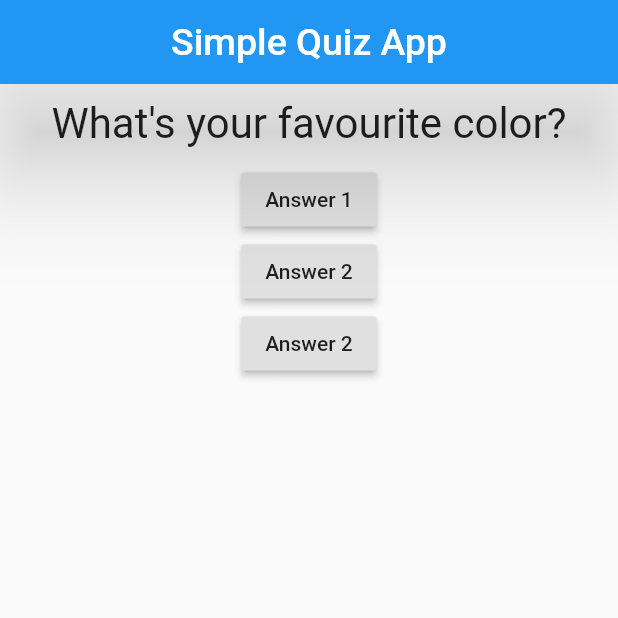
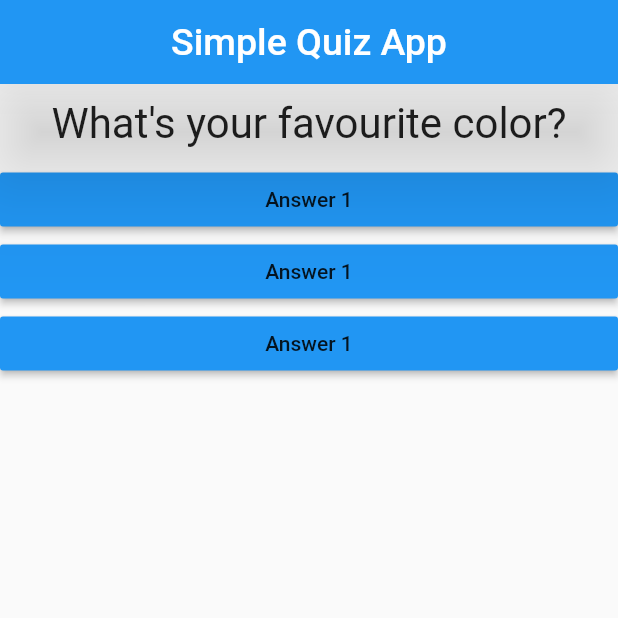
Before and after one commit to KKAMLESH286/Flutter_development, a Flutter app: the screen it shows after launch, on a phone screen of 412 x 824 dp, the top half of it. Run offline on Flutter 3.47's test engine with Material 2 defaults, Android fonts, the phone set to English and light mode, and no system bars.

Commit message:
added answer.dart

```diff
--- /dev/null
+++ b/lib/answer.dart
@@ -0,0 +1,18 @@
+import 'package:flutter/material.dart';
+
+class Answer extends StatelessWidget {
+  final Function selectHandler;
+
+  Answer(this.selectHandler);
+  @override
+  Widget build(BuildContext context) {
+    return Container(
+      width: double.infinity,
+      child: RaisedButton(
+        color: Colors.blue,
+        child: Text("Answer 1"),
+        onPressed: selectHandler,
+      ),
+    );
+  }
+}
--- a/lib/main.dart
+++ b/lib/main.dart
@@ -1,5 +1,6 @@
 import 'package:flutter/material.dart';
 import './question.dart';
+import './answer.dart';
 
 void main(){
   runApp(MyApp());
@@ -52,15 +53,9 @@ class _MyAppState extends State<MyApp> {
     ),
 
 
-   RaisedButton(child:Text("Answer 1"),
-   onPressed: _answerQuestion,
-   ),
-   RaisedButton(child: Text("Answer 2"),
-    onPressed: _answerQuestion,
-    ),
-   RaisedButton(child: Text("Answer 2"),
-    onPressed: _answerQuestion,
-    ),
+    Answer(_answerQuestion),
+    Answer(_answerQuestion),
+    Answer(_answerQuestion),
    ]),
 
 
```
